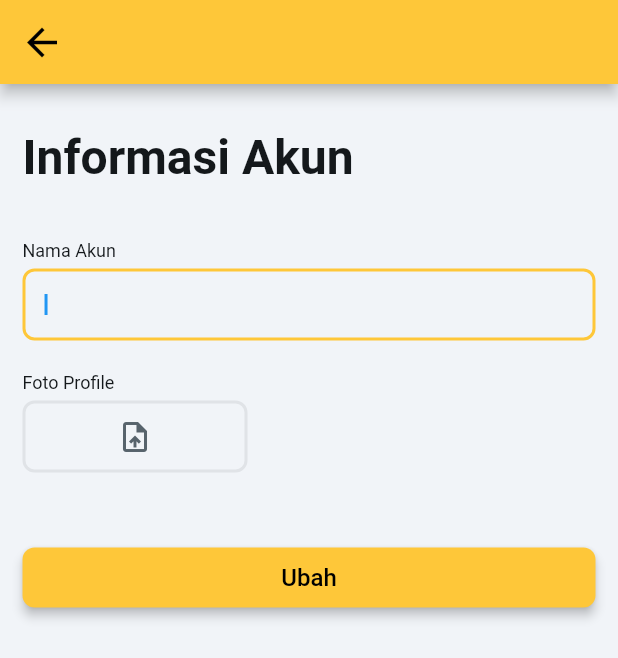
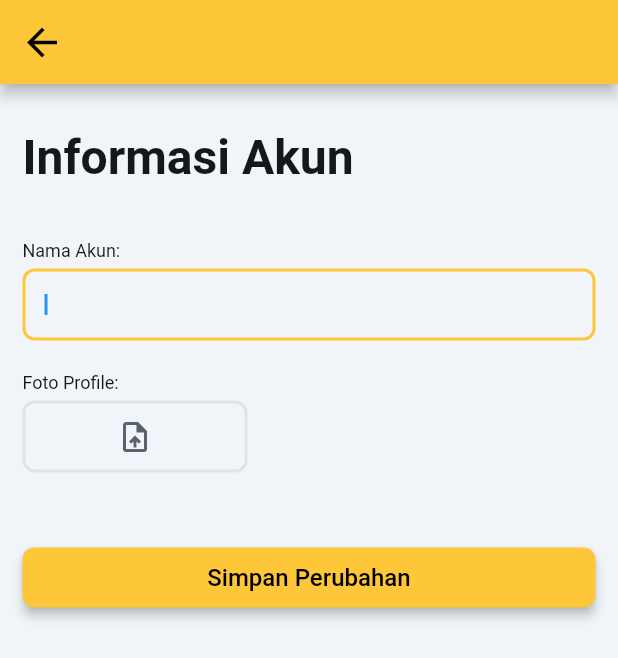
Before and after one commit to ngodeing/mimpi_kita, a Flutter app: the EditProfileWidget screen opened by its route, on a phone screen of 412 x 824 dp. Shown: the top 658 px of the screen. Run offline on Flutter 3.47's test engine with Material 3 defaults, Android fonts, the phone set to English and light mode, and no system bars; drawn by our look-alikes of auto_size_text; our stand-ins replace cloud_firestore, dropdown_button2, file_picker, firebase_auth, firebase_core, firebase_storage and 15 more; missing offline and left inert: json_path, mime_type; accounts and stored records are empty; network calls fail; Roboto replaces fonts that are missing (Readex Pro).

Commit message:
mengedit teks

```diff
--- a/lib/edit_profile/edit_profile_widget.dart
+++ b/lib/edit_profile/edit_profile_widget.dart
@@ -117,7 +117,7 @@ class _EditProfileWidgetState extends State<EditProfileWidget> {
                               padding: EdgeInsetsDirectional.fromSTEB(
                                   0.0, 16.0, 0.0, 0.0),
                               child: Text(
-                                'Nama Akun',
+                                'Nama Akun:',
                                 style: FlutterFlowTheme.of(context)
                                     .bodyMedium
                                     .override(
@@ -197,7 +197,7 @@ class _EditProfileWidgetState extends State<EditProfileWidget> {
                               padding: EdgeInsetsDirectional.fromSTEB(
                                   0.0, 16.0, 0.0, 0.0),
                               child: Text(
-                                'Foto Profile',
+                                'Foto Profile:',
                                 style: FlutterFlowTheme.of(context)
                                     .bodyMedium
                                     .override(
@@ -354,7 +354,7 @@ class _EditProfileWidgetState extends State<EditProfileWidget> {
 
                                   context.pushNamed('Profile');
                                 },
-                                text: 'Ubah',
+                                text: 'Simpan Perubahan',
                                 options: FFButtonOptions(
                                   width: double.infinity,
                                   height: 40.0,
```
